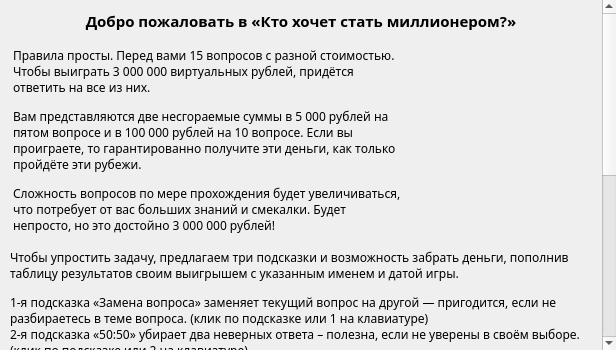
Qt form ui/qtdesigner generated/gameRules.ui (snowlue/WWTBAM) before a commit.
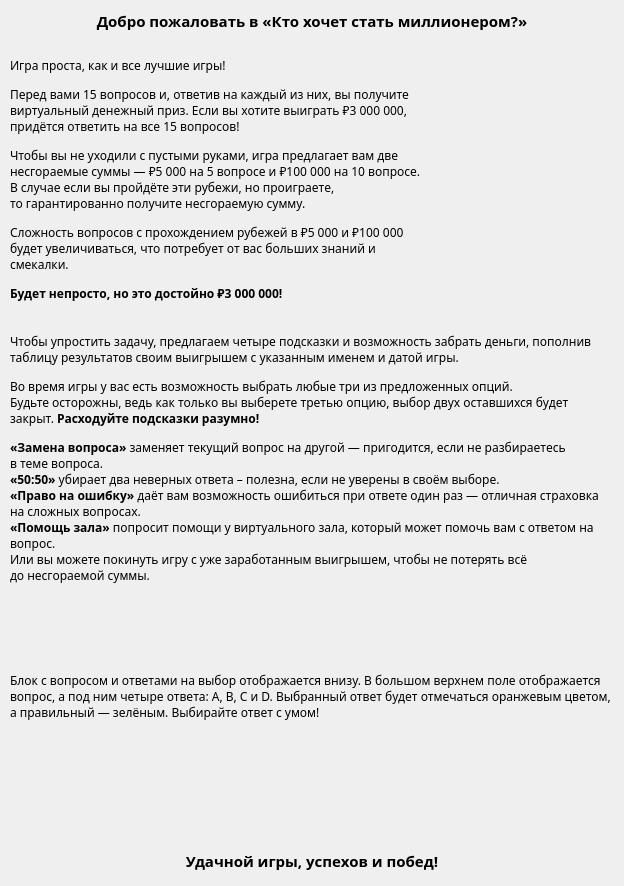
The same form after that commit. Icons and pictures are not drawn.

Commit message: feat: reorder lifelines & add hover actions in game & add hover sounds in rules

Diff of the .ui file:
```diff
--- a/ui/qtdesigner generated/gameRules.ui
+++ b/ui/qtdesigner generated/gameRules.ui
@@ -6,20 +6,20 @@
    <rect>
     <x>0</x>
     <y>0</y>
-    <width>616</width>
-    <height>350</height>
+    <width>624</width>
+    <height>886</height>
    </rect>
   </property>
   <property name="minimumSize">
    <size>
-    <width>616</width>
-    <height>293</height>
+    <width>624</width>
+    <height>886</height>
    </size>
   </property>
   <property name="maximumSize">
    <size>
-    <width>616</width>
-    <height>867</height>
+    <width>624</width>
+    <height>886</height>
    </size>
   </property>
   <property name="font">
@@ -63,8 +63,8 @@
        <rect>
         <x>0</x>
         <y>0</y>
-        <width>595</width>
-        <height>874</height>
+        <width>624</width>
+        <height>886</height>
        </rect>
       </property>
       <layout class="QVBoxLayout" name="verticalLayout">
@@ -93,8 +93,8 @@
          </property>
          <property name="font">
           <font>
+           <family>PT Sans</family>
            <pointsize>11</pointsize>
-           <weight>75</weight>
            <bold>true</bold>
           </font>
          </property>
@@ -121,12 +121,12 @@
            </property>
            <property name="maximumSize">
             <size>
-             <width>391</width>
-             <height>233</height>
+             <width>420</width>
+             <height>266</height>
             </size>
            </property>
            <property name="text">
-            <string notr="true">&lt;html&gt;&lt;head/&gt;&lt;body&gt;&lt;p&gt;Правила просты. Перед вами 15 вопросов с разной стоимостью. Чтобы выиграть 3 000 000 виртуальных рублей, придётся ответить на все из них.&lt;/p&gt;&lt;p&gt;Вам представляются две несгораемые суммы в 5 000 рублей на пятом вопросе и в 100 000 рублей на 10 вопросе. Если вы проиграете, то гарантированно получите эти деньги, как только пройдёте эти рубежи.&lt;/p&gt;&lt;p&gt;Сложность вопросов по мере прохождения будет увеличиваться, что потребует от вас больших знаний и смекалки. Будет непросто, но это достойно 3 000 000 рублей!&lt;/p&gt;&lt;/body&gt;&lt;/html&gt;</string>
+            <string notr="true">&lt;html&gt;&lt;head/&gt;&lt;body&gt;&lt;p&gt;Игра проста, как и все лучшие игры!&lt;/p&gt;&lt;p&gt;Перед вами 15 вопросов и, ответив на каждый из них, вы получите виртуальный денежный приз. Если вы хотите выиграть ₽3 000 000, придётся ответить на все 15 вопросов!&lt;/p&gt;&lt;p&gt;Чтобы вы не уходили с пустыми руками, игра предлагает вам две несгораемые суммы — ₽5 000 на 5 вопросе и ₽100 000 на 10 вопросе. В случае если вы пройдёте эти рубежи, но проиграете,&lt;br&gt;то гарантированно получите несгораемую сумму.&lt;/p&gt;&lt;p&gt;Сложность вопросов с прохождением рубежей в ₽5 000 и ₽100 000 будет увеличиваться, что потребует от вас больших знаний и смекалки.&lt;/p&gt;&lt;p&gt;&lt;b&gt;Будет непросто, но это достойно ₽3 000 000!&lt;/b&gt;&lt;/p&gt;&lt;/body&gt;&lt;/html&gt;</string>
            </property>
            <property name="wordWrap">
             <bool>true</bool>
@@ -144,7 +144,7 @@
            <property name="maximumSize">
             <size>
              <width>172</width>
-             <height>233</height>
+             <height>266</height>
             </size>
            </property>
            <property name="text">
@@ -175,12 +175,12 @@
            </property>
            <property name="maximumSize">
             <size>
-             <width>573</width>
-             <height>221</height>
+             <width>602</width>
+             <height>262</height>
             </size>
            </property>
            <property name="text">
-            <string notr="true">&lt;html&gt;&lt;head/&gt;&lt;body&gt;&lt;p&gt;Чтобы упростить задачу, предлагаем три подсказки и возможность забрать деньги, пополнив таблицу результатов своим выигрышем с указанным именем и датой игры.&lt;/p&gt;&lt;p&gt;1-я подсказка «Замена вопроса» заменяет текущий вопрос на другой — пригодится, если не разбираетесь в теме вопроса. (клик по подсказке или 1 на клавиатуре)&lt;br/&gt;2-я подсказка «50:50» убирает два неверных ответа – полезна, если не уверены в своём выборе. (клик по подсказке или 2 на клавиатуре)&lt;br/&gt;И 3-я подсказка «Право на ошибку» даёт вам возможность ошибиться при ответе один раз — отличная страховка на сложных вопросах. (клик по подсказке или 3 на клавиатуре)&lt;br/&gt;Или вы можете покинуть игру с уже заработанным выигрышем, чтобы не потерять всё до несгораемой суммы. (клик по иконке «домой» или 4 на клавиатуре)&lt;/p&gt;&lt;/body&gt;&lt;/html&gt;</string>
+            <string notr="true">&lt;html&gt;&lt;head/&gt;&lt;body&gt;&lt;p&gt;Чтобы упростить задачу, предлагаем четыре подсказки и возможность забрать деньги, пополнив таблицу результатов своим выигрышем с указанным именем и датой игры.&lt;/p&gt;&lt;p&gt;Во время игры у вас есть возможность выбрать любые три из предложенных опций.&lt;br&gt;Будьте осторожны, ведь как только вы выберете третью опцию, выбор двух оставшихся будет закрыт. &lt;b&gt;Расходуйте подсказки разумно!&lt;/b&gt;&lt;/p&gt;&lt;p&gt;&lt;b&gt;«Замена вопроса»&lt;/b&gt; заменяет текущий вопрос на другой — пригодится, если не разбираетесь&lt;br&gt;в теме вопроса.&lt;br&gt;&lt;b&gt;«50:50»&lt;/b&gt; убирает два неверных ответа – полезна, если не уверены в своём выборе. &lt;br&gt;&lt;b&gt;«Право на ошибку»&lt;/b&gt; даёт вам возможность ошибиться при ответе один раз — отличная страховка на сложных вопросах.&lt;br&gt;&lt;b&gt;«Помощь зала»&lt;/b&gt; попросит помощи у виртуального зала, который может помочь вам с ответом на вопрос.&lt;br&gt;Или вы можете покинуть игру с уже заработанным выигрышем, чтобы не потерять всё&lt;br&gt;до несгораемой суммы.&lt;/p&gt;&lt;/body&gt;&lt;/html&gt;</string>
            </property>
            <property name="wordWrap">
             <bool>true</bool>
@@ -197,8 +197,8 @@
            </property>
            <property name="maximumSize">
             <size>
-             <width>566</width>
-             <height>58</height>
+             <width>602</width>
+             <height>56</height>
             </size>
            </property>
            <property name="text">
@@ -247,12 +247,12 @@
            </property>
            <property name="maximumSize">
             <size>
-             <width>573</width>
-             <height>98</height>
+             <width>602</width>
+             <height>51</height>
             </size>
            </property>
            <property name="text">
-            <string notr="true">&lt;html&gt;&lt;head/&gt;&lt;body&gt;&lt;p&gt;Блок с вопросом и ответами на выбор отображается внизу. В большом верхнем поле отображается вопрос, а под ним четыре ответа: A, B, C и D (нажимайте на ответ или Q, W, A и S на клавиатуре). Выбранный ответ будет отмечаться оранжевым цветом, правильный — зелёным, а неправильный в «праве на ошибку» — серым. Выбирайте ответ с умом!&lt;/p&gt;&lt;/body&gt;&lt;/html&gt;</string>
+            <string notr="true">&lt;html&gt;&lt;head/&gt;&lt;body&gt;&lt;p&gt;Блок с вопросом и ответами на выбор отображается внизу. В большом верхнем поле отображается вопрос, а под ним четыре ответа: A, B, C и D. Выбранный ответ будет отмечаться оранжевым цветом, а правильный — зелёным. Выбирайте ответ с умом!&lt;/p&gt;&lt;/body&gt;&lt;/html&gt;</string>
            </property>
            <property name="wordWrap">
             <bool>true</bool>
@@ -269,8 +269,8 @@
            </property>
            <property name="maximumSize">
             <size>
-             <width>566</width>
-             <height>112</height>
+             <width>602</width>
+             <height>103</height>
             </size>
            </property>
            <property name="text">
@@ -308,8 +308,8 @@
          </property>
          <property name="font">
           <font>
+           <family>PT Sans</family>
            <pointsize>11</pointsize>
-           <weight>75</weight>
            <bold>true</bold>
           </font>
          </property>
```
Left out of the diff: 8 changed lines with no effect on the pictures. The commit also changes 41 other files.
